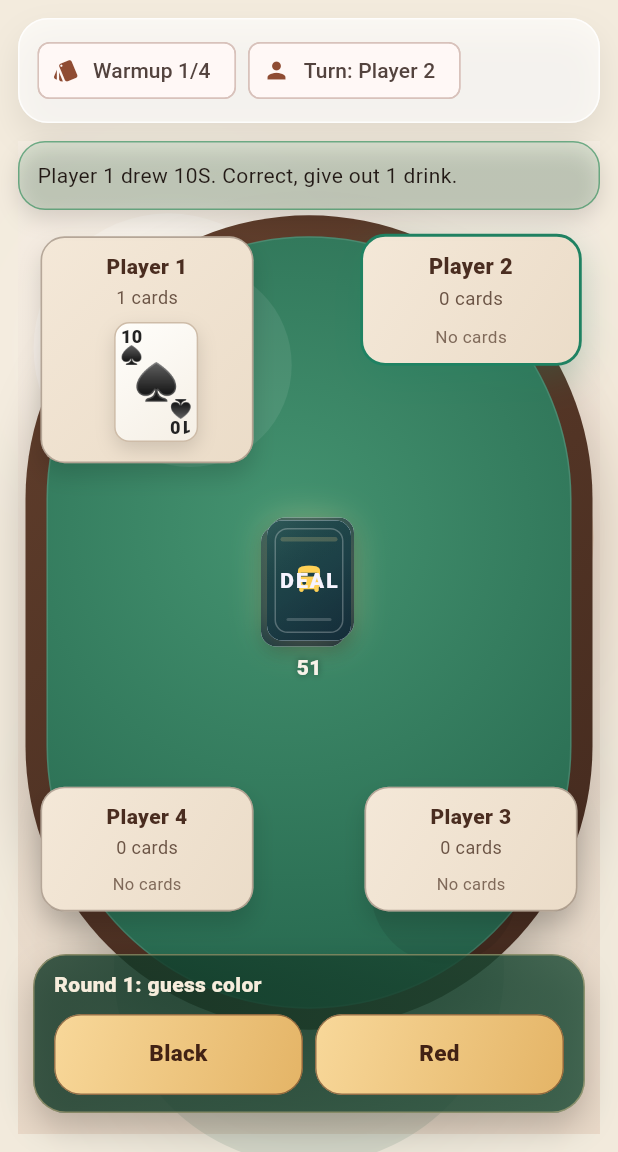
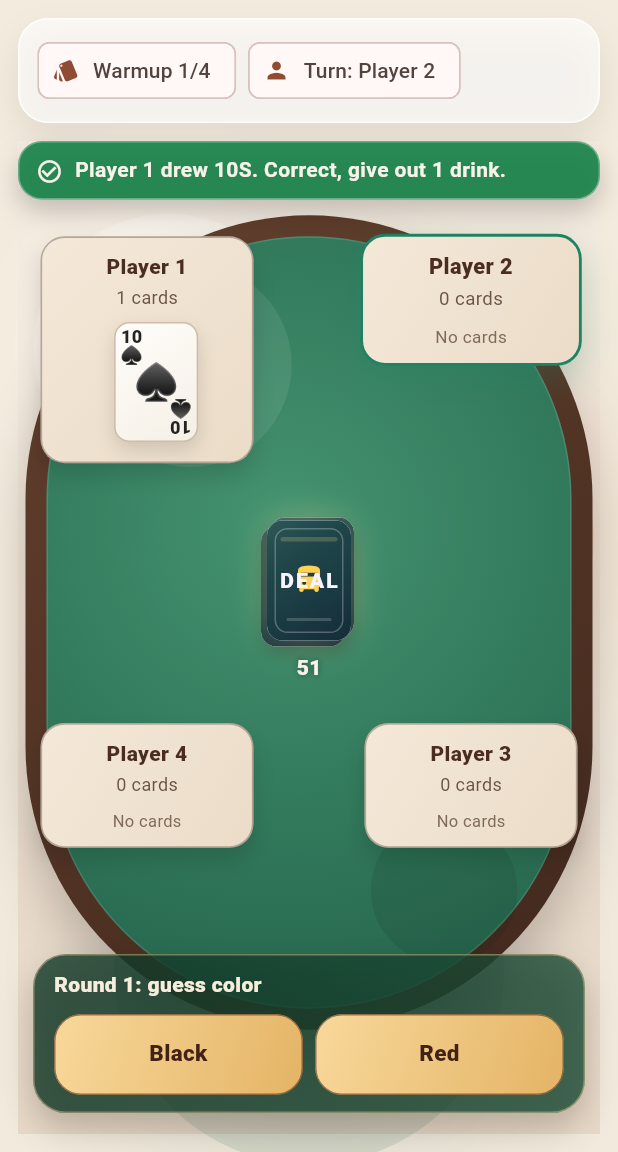
Before and after one commit to bjorkepoc/bussruta, a Flutter app: the screen it shows after launch, after a tap on "Local", after a tap on "Start game", after a tap on "Black", on a phone screen of 412 x 824 dp, the part 84-1236 px from its top. Run offline on Flutter 3.47's test engine with Material 3 defaults, Android fonts, the phone set to English and light mode, and no system bars; our stand-ins replace shared_preferences.

Commit message:
fix(ui): restore local board geometry and message readability
Reason: keep seat/order presentation coherent, prevent warmup action overlap with bottom players, and make board-top status text readable on device.

```diff
--- a/lib/presentation/bussruta_app.dart
+++ b/lib/presentation/bussruta_app.dart
@@ -598,27 +598,54 @@ class _BannerCard extends StatelessWidget {
   @override
   Widget build(BuildContext context) {
     final Color tone = switch (state.bannerTone) {
-      BannerTone.info => Theme.of(context).colorScheme.primary,
+      BannerTone.info => const Color(0xFF2D5B96),
       BannerTone.success => const Color(0xFF18824A),
       BannerTone.fail => const Color(0xFFB93838),
     };
+    final IconData icon = switch (state.bannerTone) {
+      BannerTone.info => Icons.info_outline,
+      BannerTone.success => Icons.check_circle_outline,
+      BannerTone.fail => Icons.error_outline,
+    };
 
-    return Container(
-      width: double.infinity,
-      padding: const EdgeInsets.all(12),
+    return DecoratedBox(
       decoration: BoxDecoration(
-        color: tone.withValues(alpha: 0.12),
-        borderRadius: BorderRadius.circular(18),
-        border: Border.all(color: tone.withValues(alpha: 0.55)),
+        color: tone.withValues(alpha: 0.92),
+        borderRadius: BorderRadius.circular(16),
+        border: Border.all(color: Colors.white.withValues(alpha: 0.3)),
         boxShadow: const <BoxShadow>[
           BoxShadow(
-            color: Color(0x22000000),
-            blurRadius: 12,
-            offset: Offset(0, 6),
+            color: Color(0x33000000),
+            blurRadius: 14,
+            offset: Offset(0, 8),
           ),
         ],
       ),
-      child: Text(state.banner, maxLines: 2, overflow: TextOverflow.ellipsis),
+      child: Padding(
+        padding: const EdgeInsets.symmetric(horizontal: 12, vertical: 10),
+        child: Row(
+          crossAxisAlignment: CrossAxisAlignment.start,
+          children: <Widget>[
+            Padding(
+              padding: const EdgeInsets.only(top: 1),
+              child: Icon(icon, color: const Color(0xFFF8F2E9), size: 18),
+            ),
+            const SizedBox(width: 8),
+            Expanded(
+              child: Text(
+                state.banner,
+                maxLines: 3,
+                overflow: TextOverflow.ellipsis,
+                style: const TextStyle(
+                  color: Color(0xFFF8F2E9),
+                  fontWeight: FontWeight.w700,
+                  height: 1.25,
+                ),
+              ),
+            ),
+          ],
+        ),
+      ),
     );
   }
 }
--- a/lib/presentation/game_table_view.dart
+++ b/lib/presentation/game_table_view.dart
@@ -59,6 +59,12 @@ class _GameTableViewState extends State<GameTableView> {
         _stageSize = constraints.biggest;
         final GameState state = widget.state;
         final Rect tableRect = _tableRect(_stageSize, state.phase);
+        final double? warmupPanelTop = state.phase == GamePhase.warmup
+            ? _warmupPanelRect(
+                tableRect,
+                _warmupOptions(state.warmupRound).length,
+              ).top
+            : null;
 
         return DecoratedBox(
           decoration: const BoxDecoration(
@@ -90,6 +96,7 @@ class _GameTableViewState extends State<GameTableView> {
                     total: state.players.length,
                     phase: state.phase,
                     rect: tableRect,
+                    warmupPanelTop: warmupPanelTop,
                   );
                   return Positioned(
                     left: position.dx,
@@ -172,26 +179,14 @@ class _GameTableViewState extends State<GameTableView> {
     final GameState state = widget.state;
     final AppLanguage lang = state.language;
     final List<WarmupGuess> options = _warmupOptions(state.warmupRound);
-    final int optionColumns = options.length == 4 ? 2 : options.length;
-    final int optionRows = (options.length / optionColumns).ceil();
+    final int optionColumns = _warmupPanelColumns(options.length);
     final Offset deckCenter = _warmupDeckCenter(tableRect);
     final Rect deckRect = Rect.fromCenter(
       center: deckCenter,
       width: _CardMetrics.medium.width,
       height: _CardMetrics.medium.height,
     );
-    final double panelWidth = math.min(
-      _stageSize.width - 20,
-      options.length == 4 ? 380 : 420,
-    );
-    final double panelHeight = math.min(
-      188,
-      math.max(112, 58 + optionRows * 52 + (optionRows - 1) * 8),
-    );
-    final double panelTop = math.min(
-      tableRect.bottom + 28,
-      _stageSize.height - panelHeight - 8,
-    );
+    final Rect panelRect = _warmupPanelRect(tableRect, options.length);
 
     return Stack(
       children: <Widget>[
@@ -207,9 +202,9 @@ class _GameTableViewState extends State<GameTableView> {
           ),
         ),
         Positioned(
-          left: (_stageSize.width - panelWidth) / 2,
-          top: panelTop,
-          width: panelWidth,
+          left: panelRect.left,
+          top: panelRect.top,
+          width: panelRect.width,
           child: DecoratedBox(
             decoration: BoxDecoration(
               borderRadius: BorderRadius.circular(22),
@@ -382,7 +377,7 @@ class _GameTableViewState extends State<GameTableView> {
     final _TieLayout layout = _tieLayout(tableRect, tie.contenders.length);
     final String instruction;
     final bool winnerLocked =
-        tie.contenders.length == 1 && state.busRunnerIndex != null;
+        state.busRunnerIndex != null && tie.lastDraws.isNotEmpty;
     if (winnerLocked) {
       instruction = tr(
         lang,
@@ -935,6 +930,13 @@ class _GameTableViewState extends State<GameTableView> {
 
   void _animateWarmupDeals(GameState previous, GameState next) {
     final Rect tableRect = _tableRect(_stageSize, GamePhase.warmup);
+    final int warmupRound = previous.phase == GamePhase.warmup
+        ? previous.warmupRound
+        : next.warmupRound;
+    final double warmupPanelTop = _warmupPanelRect(
+      tableRect,
+      _warmupOptions(warmupRound).length,
+    ).top;
     for (int index = 0; index < next.players.length; index += 1) {
       final int previousCount = previous.players[index].hand.length;
       final int nextCount = next.players[index].hand.length;
@@ -957,6 +959,7 @@ class _GameTableViewState extends State<GameTableView> {
               ? GamePhase.warmup
               : next.phase,
           rect: tableRect,
+          warmupPanelTop: warmupPanelTop,
         );
         _queueFlight(
           card: card,
@@ -1063,8 +1066,7 @@ class _GameTableViewState extends State<GameTableView> {
                 ..clear()
                 ..addAll(revealedPlayers);
             });
-            if (nextTie.contenders.length == 1 &&
-                next.busRunnerIndex != null &&
+            if (next.busRunnerIndex != null &&
                 next.phase == GamePhase.tiebreak) {
               Future<void>.delayed(const Duration(milliseconds: 900), () {
                 if (!mounted || revealToken != _tieRevealToken) {
@@ -1072,8 +1074,8 @@ class _GameTableViewState extends State<GameTableView> {
                 }
                 final GameState current = widget.state;
                 if (current.phase == GamePhase.tiebreak &&
-                    current.tieBreak?.contenders.length == 1 &&
-                    current.busRunnerIndex != null) {
+                    current.busRunnerIndex != null &&
+                    (current.tieBreak?.lastDraws.isNotEmpty ?? false)) {
                   widget.controller.runTieBreakRound();
                 }
               });
@@ -1274,6 +1276,37 @@ class _GameTableViewState extends State<GameTableView> {
     }
   }
 
+  int _warmupPanelColumns(int optionCount) {
+    if (optionCount <= 1) {
+      return 1;
+    }
+    return optionCount == 4 ? 2 : optionCount;
+  }
+
+  double _warmupPanelHeight(int optionCount) {
+    final int columns = _warmupPanelColumns(optionCount);
+    final int rows = (optionCount / columns).ceil();
+    return math.min(188, math.max(112, 58 + rows * 52 + (rows - 1) * 8));
+  }
+
+  Rect _warmupPanelRect(Rect tableRect, int optionCount) {
+    final double panelWidth = math.min(
+      _stageSize.width - 20,
+      optionCount == 4 ? 380 : 420,
+    );
+    final double panelHeight = _warmupPanelHeight(optionCount);
+    final double panelTop = math.min(
+      tableRect.bottom + 28,
+      _stageSize.height - panelHeight - 8,
+    );
+    return Rect.fromLTWH(
+      (_stageSize.width - panelWidth) / 2,
+      panelTop,
+      panelWidth,
+      panelHeight,
+    );
+  }
+
   Rect _tableRect(Size size, [GamePhase? phase]) {
     final bool warmup = phase == GamePhase.warmup;
     final bool routePhase =
@@ -1319,6 +1352,7 @@ class _GameTableViewState extends State<GameTableView> {
     required int total,
     required GamePhase phase,
     required Rect rect,
+    double? warmupPanelTop,
   }) {
     final bool compact = phase == GamePhase.pyramid || total >= 5;
     final Size seatFootprint = _seatFootprint(compact, phase: phase);
@@ -1331,10 +1365,6 @@ class _GameTableViewState extends State<GameTableView> {
         rect.bottom -
         seatFootprint.height / 2 -
         (phase == GamePhase.pyramid ? 10 : 14);
-
-    if (oddCount && index == 0) {
-      return Offset(rect.center.dx, bottomCenterY);
-    }
     if (sideSlots <= 0) {
       return Offset(rect.center.dx, bottomCenterY);
     }
@@ -1346,8 +1376,12 @@ class _GameTableViewState extends State<GameTableView> {
         rect.bottom -
         seatFootprint.height / 2 -
         (phase == GamePhase.pyramid ? 30 : 18);
-    final double safeTop = math.min(topRail, bottomRail);
-    final double safeBottom = math.max(topRail, bottomRail);
+    final double warmupBottomCap = phase == GamePhase.warmup
+        ? (warmupPanelTop ?? rect.bottom) - seatFootprint.height / 2 - 10
+        : bottomRail;
+    final double limitedBottom = math.min(bottomRail, warmupBottomCap);
+    final double safeTop = topRail;
+    final double safeBottom = math.max(topRail, limitedBottom);
     final List<double> sideYs = List<double>.generate(sideSlots, (int slot) {
       final double fraction = sideSlots == 1 ? 0.5 : slot / (sideSlots - 1);
       return safeTop + (safeBottom - safeTop) * fraction;
@@ -1363,7 +1397,12 @@ class _GameTableViewState extends State<GameTableView> {
     clockwiseFromTopLeft.add(leftTopToBottom.first);
     clockwiseFromTopLeft.addAll(rightTopToBottom);
     if (oddCount) {
-      clockwiseFromTopLeft.add(Offset(rect.center.dx, bottomCenterY));
+      clockwiseFromTopLeft.add(
+        Offset(
+          rect.center.dx,
+          bottomCenterY.clamp(safeTop, safeBottom).toDouble(),
+        ),
+      );
     }
     for (int slot = leftTopToBottom.length - 1; slot >= 1; slot -= 1) {
       clockwiseFromTopLeft.add(leftTopToBottom[slot]);
@@ -1380,12 +1419,14 @@ class _GameTableViewState extends State<GameTableView> {
     required int total,
     required GamePhase phaseHint,
     required Rect rect,
+    double? warmupPanelTop,
   }) {
     final Offset center = _seatCenter(
       index: index,
       total: total,
       phase: phaseHint,
       rect: rect,
+      warmupPanelTop: warmupPanelTop,
     );
     final bool compact =
         phaseHint == GamePhase.pyramid ||
```
